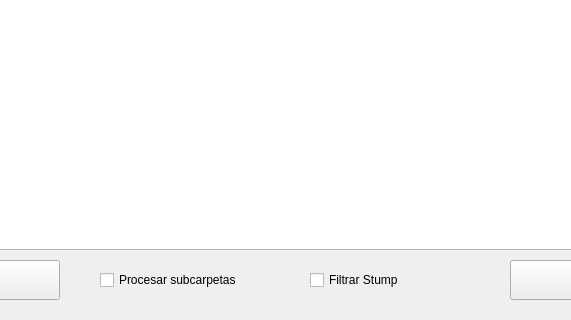
Before: the Qt Designer form ui/totalizadorKm.ui in AntonioLagoD/gpxTools, drawn with Qt 5; both pictures show x 290 to 861 and y 480 to 800 of the 1200 by 800 pixel window.
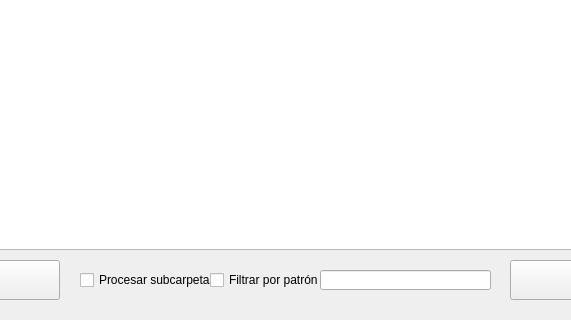
After: the same form once the commit is applied.

Commit message: Añadido filtro de patrón de nombre de archivo

What changed in the file:
```diff
--- a/ui/totalizadorKm.ui
+++ b/ui/totalizadorKm.ui
@@ -53,7 +53,7 @@
    <widget class="QCheckBox" name="checkSubcarpetas">
     <property name="geometry">
      <rect>
-      <x>390</x>
+      <x>370</x>
       <y>740</y>
       <width>170</width>
       <height>40</height>
@@ -63,17 +63,30 @@
      <string>Procesar subcarpetas</string>
     </property>
    </widget>
-    <widget class="QCheckBox" name="checkStump">
+   <widget class="QCheckBox" name="checkFilter">
+    <property name="enabled">
+     <bool>true</bool>
+    </property>
     <property name="geometry">
      <rect>
-      <x>600</x>
+      <x>500</x>
       <y>740</y>
-      <width>170</width>
+      <width>111</width>
       <height>40</height>
      </rect>
     </property>
     <property name="text">
-     <string>Filtrar Stump</string>
+     <string>Filtrar por patrón : </string>
+    </property>
+   </widget>
+   <widget class="QLineEdit" name="linePattern">
+    <property name="geometry">
+     <rect>
+      <x>610</x>
+      <y>750</y>
+      <width>171</width>
+      <height>20</height>
+     </rect>
     </property>
    </widget>
   </widget>
```
The commit also changes 9 other files.
